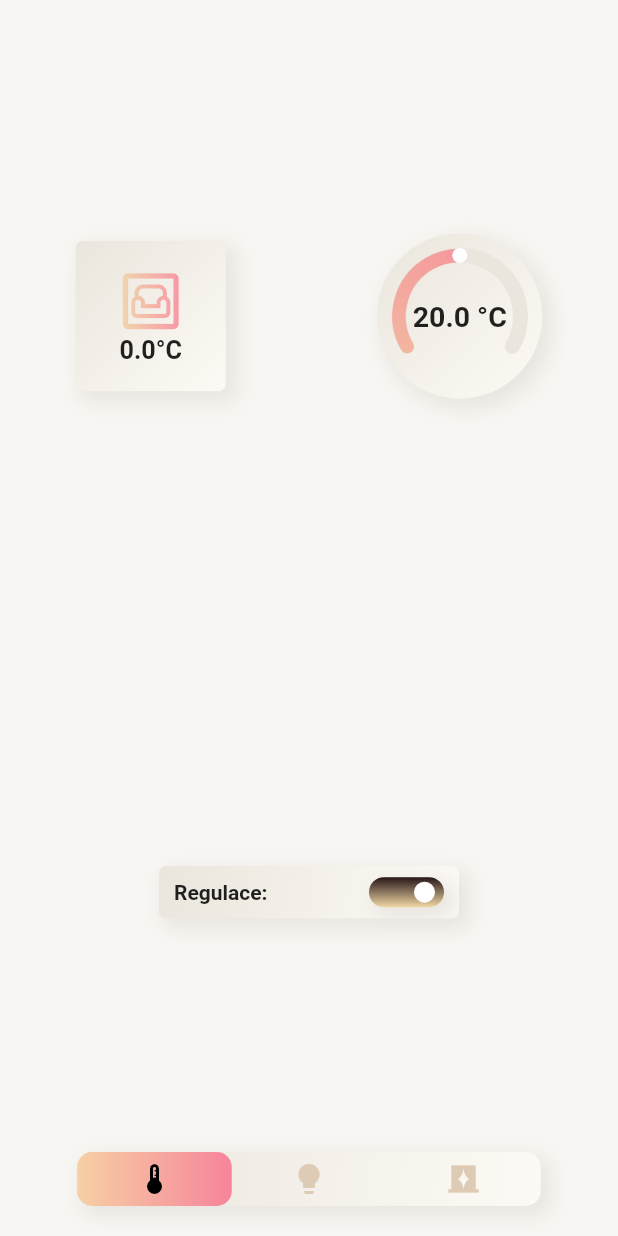
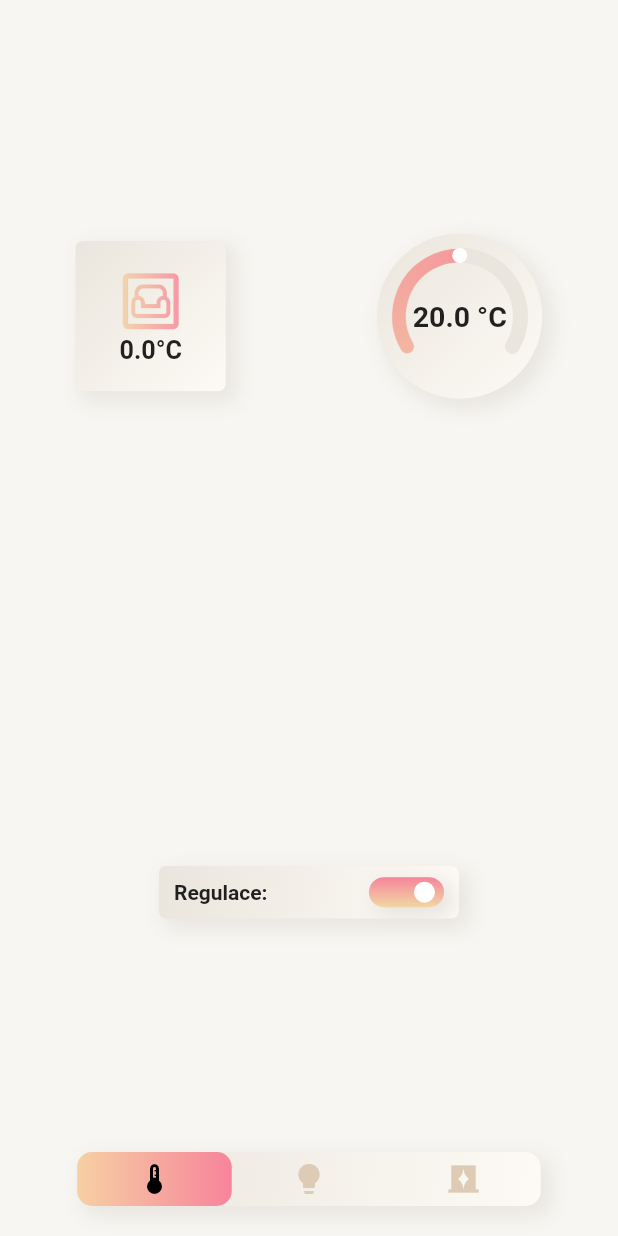
Before and after one commit to TobiasVacek/ModelChytreDomacnosti, a Flutter app: the screen it shows after launch, on a phone screen of 412 x 824 dp. Run offline on Flutter 3.47's test engine with Material 2 defaults, Android fonts, the phone set to English and light mode, and no system bars; drawn by our look-alikes of sleek_circular_slider; our stand-ins replace syncfusion_flutter_charts.

```diff
--- a/lib/pages/nice_temperature_screen.dart
+++ b/lib/pages/nice_temperature_screen.dart
@@ -235,7 +235,7 @@ class _NiceTemperatureScreenState extends State<NiceTemperatureScreen> {
                                   colors: [
                                     regulace
                                         ? Color(0xfff0ece0)
-                                        : Color.fromARGB(255, 37, 21, 24),
+                                        : Color(0xfff7849b),
                                     regulace
                                         ? Color(0xffddcbb5)
                                         : Color(0xfff0d7a4),
@@ -246,7 +246,7 @@ class _NiceTemperatureScreenState extends State<NiceTemperatureScreen> {
                             AnimatedPositioned(
                               width: 14,
                               height: 14,
-                              duration: Duration(milliseconds: 300),
+                              duration: const Duration(milliseconds: 300),
                               left: regulace ? 5 : 30,
                               top: 3,
                               child: Container(
```
